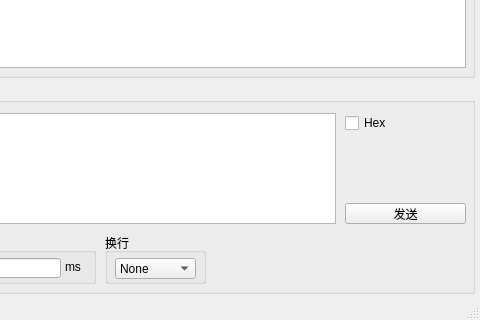
Old version of the form src/main.ui in the repository nixgnauhcuy/QtComMate; both pictures show x 320 to 800 and y 280 to 600 of the 800 by 600 pixel window.
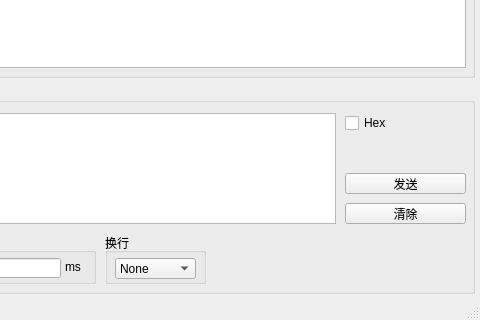
New version of the form. Custom widgets are drawn as their Qt base class.

Commit message: Add function - Add clear send and send byte counts Change - Change the English and Chinese adaptations - Change requirements

Patch:
```diff
--- a/src/main.ui
+++ b/src/main.ui
@@ -387,7 +387,7 @@
      <property name="geometry">
       <rect>
        <x>660</x>
-       <y>120</y>
+       <y>90</y>
        <width>121</width>
        <height>21</height>
       </rect>
@@ -512,6 +512,19 @@
       </property>
      </widget>
     </widget>
+    <widget class="QPushButton" name="SerialSendClearPushButton">
+     <property name="geometry">
+      <rect>
+       <x>660</x>
+       <y>120</y>
+       <width>121</width>
+       <height>21</height>
+      </rect>
+     </property>
+     <property name="text">
+      <string>清除</string>
+     </property>
+    </widget>
    </widget>
   </widget>
   <widget class="QStatusBar" name="SerialStatusBar"/>
```
The commit also changes 7 other files.
